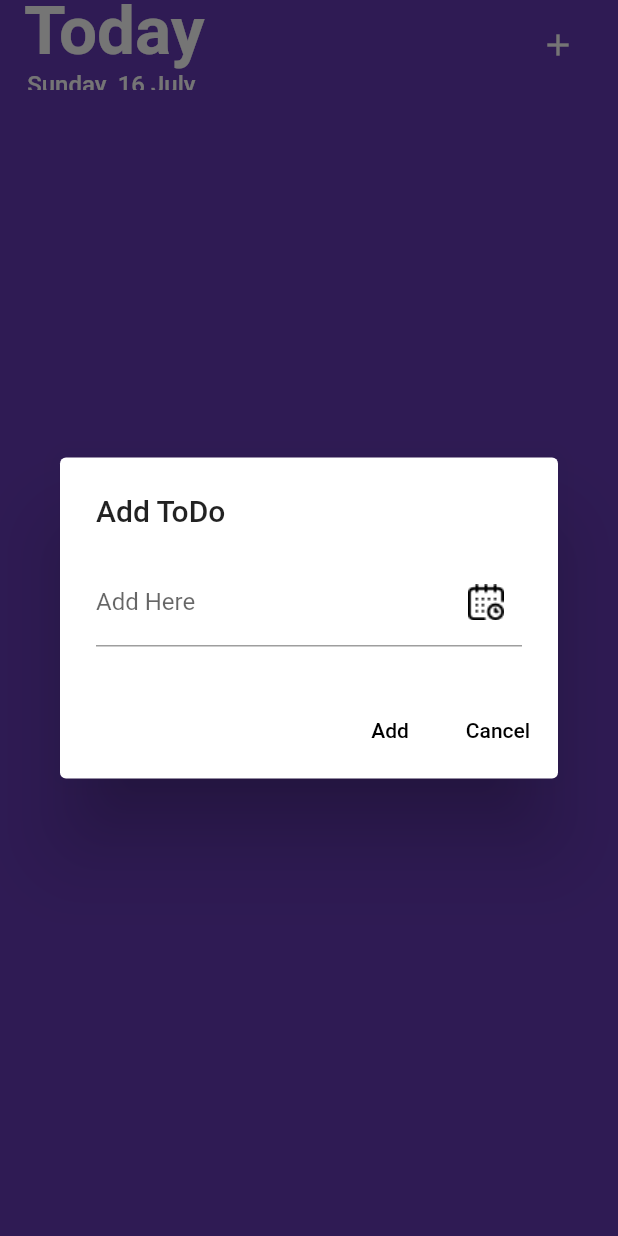
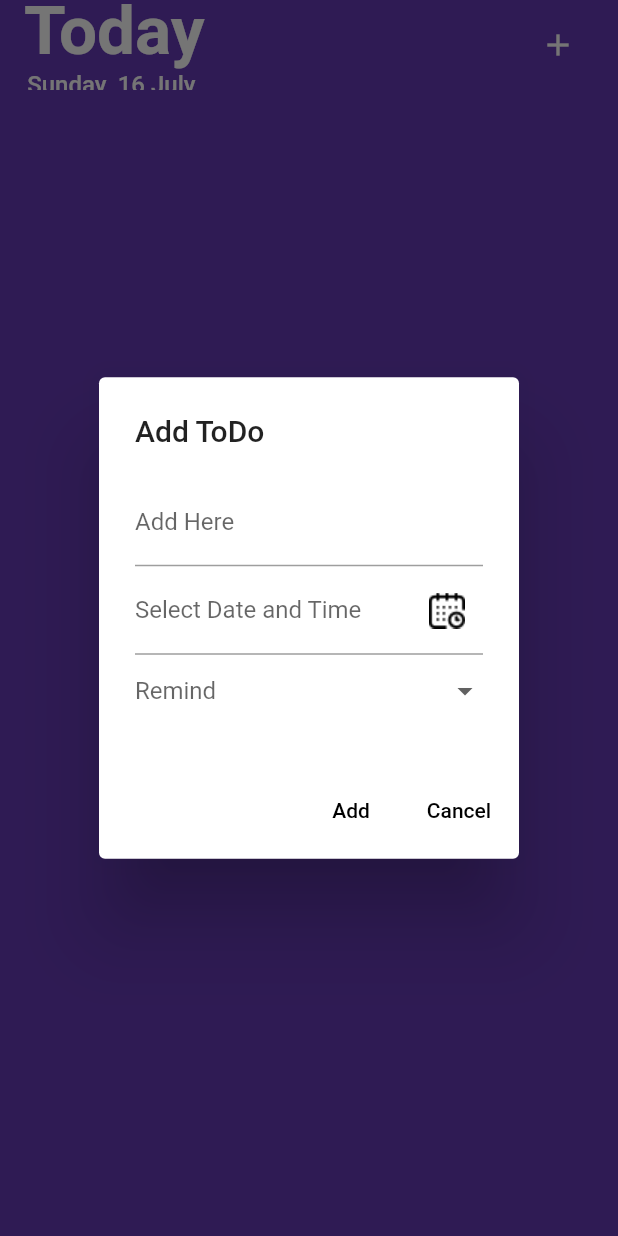
Before and after one commit to pantshaswat/mySchedule, a Flutter app: the screen it shows after launch, after a tap on the "add" icon, on a phone screen of 412 x 824 dp. Run offline on Flutter 3.47's test engine with Material 2 defaults, Android fonts, the phone set to English and light mode, and no system bars; our stand-ins replace flutter_local_notifications, shared_preferences, table_calendar, timezone; missing offline and left inert: omni_datetime_picker, workmanager; Roboto replaces fonts that are missing (mainFont).

Commit message:
ADD: Early reminder implemented

```diff
--- a/lib/interfaces/toDo.dart
+++ b/lib/interfaces/toDo.dart
@@ -11,7 +11,7 @@ import 'package:timezone/data/latest_all.dart' as tz;
 import 'package:timezone/timezone.dart' as tz;
 
 class toDoPage extends StatefulWidget {
-  const toDoPage({super.key});
+  const toDoPage({Key? key}) : super(key: key);
 
   @override
   State<toDoPage> createState() => _toDoPageState();
@@ -48,18 +48,21 @@ class _toDoPageState extends State<toDoPage> {
 
   Future<void> _getAllItems() async {
     final SharedPreferences prefs = await _prefs;
+    List<ToDoItem> loadedItems = [];
     //Gets all the keys from the shared preferences
     //and then adds them to the list of to-do items
     //which is then displayed on the screen
     prefs.getKeys().forEach((key) {
       print(prefs.getStringList(key)![3]);
+
       List<String> temp = prefs.getStringList(key)!;
-      if (temp.length >= 4) {
+      if (temp.length >= 5) {
         ToDoItem newItem = ToDoItem(
             toDoText: temp[1],
             isChecked: convertToBoolean(temp[2]),
             ID: key,
-            date: DateTime.parse(temp[3]));
+            date: DateTime.parse(temp[3]),
+            selectedEarlyReminder: temp[4]);
 
         // ToDoItem newItem = ToDoItem(
         //   toDoText: prefs.getStringList(key)![1],
@@ -68,13 +71,15 @@ class _toDoPageState extends State<toDoPage> {
         //   // date: DateTime.now(),
         //   date: DateTime.parse(prefs.getStringList(key)![3]),
         // );
-        toDoWork.add(newItem);
+        loadedItems.add(newItem);
         print(newItem.isChecked);
-        setState(() {});
       } else {
         // Handle the case when the list or its elements are not available
         print('Invalid or incomplete list');
       }
+    });
+    setState(() {
+      toDoWork = loadedItems;
     });
   }
 
@@ -87,6 +92,24 @@ class _toDoPageState extends State<toDoPage> {
   //Initializing date Time selector
   DateTime _selectedDate = DateTime.now();
 
+  earlyReminderSetter(ToDoItem item) {
+    if (item.selectedEarlyReminder == 'at time of event') {
+      return item.date;
+    }
+    if (item.selectedEarlyReminder == '5 minutes early') {
+      return item.date.subtract(const Duration(minutes: 5));
+    }
+    if (item.selectedEarlyReminder == '15 minutes early') {
+      return item.date.subtract(const Duration(minutes: 15));
+    }
+    if (item.selectedEarlyReminder == '30 minutes early') {
+      return item.date.subtract(const Duration(minutes: 30));
+    }
+    if (item.selectedEarlyReminder == '1 hour early') {
+      return item.date.subtract(const Duration(minutes: 60));
+    }
+  }
+
   Future<void> setRemainder(ToDoItem item) async {
     //Balla Talla kam garne vako cha koi chune haina yo code lai
     //AM/PM setter
@@ -96,6 +119,9 @@ class _toDoPageState extends State<toDoPage> {
     } else {
       m = 'PM';
     }
+
+    print(item.date);
+    item.date = earlyReminderSetter(item);
     print(item.date);
     print(DateTime.now());
     Duration difference = item.date.difference(DateTime.now());
@@ -260,6 +286,7 @@ class _toDoPageState extends State<toDoPage> {
                             itemCount: toDoWork.length,
                             itemBuilder: ((context, index) {
                               int reversedIndex = toDoWork.length - 1 - index;
+
                               //function to edit the list
                               void editToDo() {
                                 showDialog(
@@ -319,18 +346,25 @@ class _toDoPageState extends State<toDoPage> {
                                                   isChecked: false,
                                                   ID: id,
                                                   date: _selectedDate,
+                                                  selectedEarlyReminder:
+                                                      toDoWork[reversedIndex]
+                                                          .selectedEarlyReminder,
                                                 ),
                                               );
                                               ToDoItem newTodo = ToDoItem(
                                                   toDoText: editedToDo,
                                                   isChecked: false,
                                                   ID: id,
-                                                  date: _selectedDate);
+                                                  date: _selectedDate,
+                                                  selectedEarlyReminder:
+                                                      toDoWork[reversedIndex]
+                                                          .selectedEarlyReminder);
                                               _setItems(id, [
                                                 newTodo.ID,
                                                 newTodo.toDoText,
                                                 newTodo.isChecked.toString(),
                                                 newTodo.date.toString(),
+                                                newTodo.selectedEarlyReminder
                                               ]);
                                               //setting the notification
                                               setRemainder(newTodo);
@@ -381,9 +415,7 @@ class _toDoPageState extends State<toDoPage> {
                                     ),
                                     child: ListTile(
                                       onTap: () {
-                                        print(reversedIndex);
-                                        print(
-                                            "${toDoWork[reversedIndex].ID.hashCode}");
+                                        print(toDoWork.length);
                                         NotificationService().showNotification(
                                           id: index,
                                           title: 'To-Do Task',
@@ -419,6 +451,8 @@ class _toDoPageState extends State<toDoPage> {
                                             toDoWork[reversedIndex]
                                                 .date
                                                 .toString(),
+                                            toDoWork[reversedIndex]
+                                                .selectedEarlyReminder,
                                           ]);
                                           setState(() {
                                             toDoWork[reversedIndex].isChecked =
@@ -528,28 +562,80 @@ class _toDoPageState extends State<toDoPage> {
     setState(() {
       print(dateTime);
       _selectedDate = dateTime ?? DateTime.now();
+      String m;
+      if (_selectedDate.hour < 12) {
+        m = 'AM';
+      } else {
+        m = 'PM';
+      }
+      _textDateTimeController.text =
+          '${_selectedDate.hour >= 12 || _selectedDate.hour == 0 ? (_selectedDate.hour - 12).abs() : _selectedDate.hour}:${_selectedDate.minute} $m,  ${_selectedDate.day} ${month(_selectedDate).toString().substring(0, 3)} ${_selectedDate.year}';
+      ;
     });
   }
 
+  TextEditingController _textDateTimeController = TextEditingController();
+  List<String> earlyReminder = [
+    'at time of event',
+    '5 minutes early',
+    '15 minutes early',
+    '30 minutes early',
+    '1 hour early',
+  ];
+
 //function to add new list
   void addToDo() {
+    String? selectedEarlyReminder;
     showDialog(
       context: context,
       builder: (BuildContext context) {
         String editedToDo = '';
+        _textDateTimeController.text = '';
+
+        return StatefulBuilder(
+            builder: (BuildContext context, StateSetter setState) {
           return AlertDialog(
+            scrollable: true,
             title: const Text('Add ToDo'),
-          content: TextField(
+            content: Column(
+              children: [
+                TextField(
                   onChanged: (value) {
                     editedToDo = value;
                   },
                   decoration: InputDecoration(
                     labelText: 'Add Here',
+                  ),
+                ),
+                TextField(
+                  controller: _textDateTimeController,
+                  decoration: InputDecoration(
+                      labelText: 'Select Date and Time',
                       suffixIcon: SuffixIconButton1(
                           icon: Image.asset("assets/images/calendar (2).png"),
                           onTap: () {
                             dateTimePicker();
                           })),
+                ),
+                DropdownButton<String>(
+                  borderRadius: BorderRadius.circular(20),
+                  isExpanded: true,
+                  hint: Text('Remind'),
+                  underline: Container(),
+                  value: selectedEarlyReminder,
+                  items: earlyReminder.map((option) {
+                    return DropdownMenuItem<String>(
+                      value: option,
+                      child: Text(option),
+                    );
+                  }).toList(),
+                  onChanged: (value) {
+                    setState(() {
+                      selectedEarlyReminder = value!;
+                    });
+                  },
+                ),
+              ],
             ),
             actions: [
               TextButton(
@@ -562,16 +648,23 @@ class _toDoPageState extends State<toDoPage> {
                       ),
                     );
                     return;
-                }
-                if (editedToDo.isNotEmpty) {
+                  } else if (selectedEarlyReminder == null) {
+                    ScaffoldMessenger.of(context).showSnackBar(
+                      const SnackBar(
+                        content: Text('Please choose remind time'),
+                      ),
+                    );
+                  } else if (editedToDo.isNotEmpty) {
                     //TODO date are now set to current date
                     //change them later on
+
                     toDoWork.add(
                       ToDoItem(
                         toDoText: editedToDo,
                         isChecked: false,
                         ID: id,
                         date: _selectedDate,
+                        selectedEarlyReminder: selectedEarlyReminder!,
                       ),
                     );
 
@@ -580,6 +673,7 @@ class _toDoPageState extends State<toDoPage> {
                       isChecked: false,
                       ID: id,
                       date: _selectedDate,
+                      selectedEarlyReminder: selectedEarlyReminder!,
                     );
 
                     _setItems(id, [
@@ -587,9 +681,12 @@ class _toDoPageState extends State<toDoPage> {
                       newTodo.toDoText,
                       newTodo.isChecked.toString(),
                       newTodo.date.toString(),
+                      newTodo.selectedEarlyReminder,
                     ]);
                     setRemainder(newTodo);
                     setState(() {});
+                    _getAllItems();
+                    print(toDoWork);
                     Navigator.of(context).pop(); // Close the dialog
                   }
                 },
@@ -607,6 +704,7 @@ class _toDoPageState extends State<toDoPage> {
               ),
             ],
           );
+        });
       },
     );
   }
@@ -628,9 +726,11 @@ class ToDoItem {
   bool isChecked;
   String ID;
   DateTime date;
+  String selectedEarlyReminder;
   ToDoItem(
       {required this.toDoText,
       required this.isChecked,
       required this.ID,
-      required this.date});
+      required this.date,
+      required this.selectedEarlyReminder});
 }
```
Lines whose indentation alone changed are shown as unchanged.
